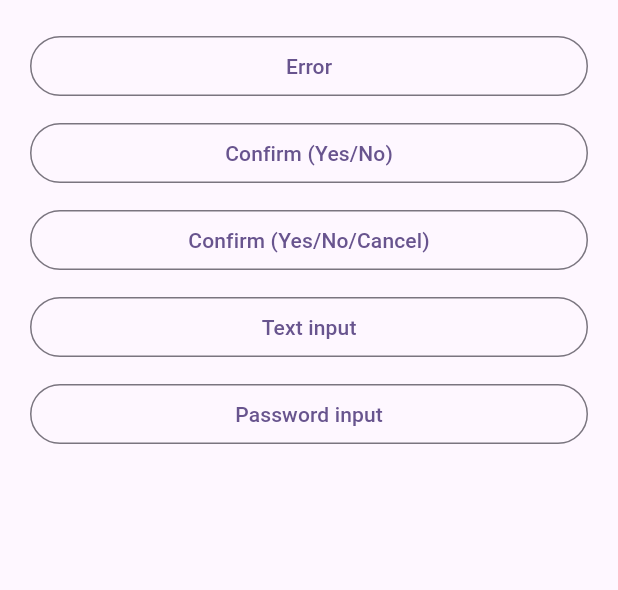
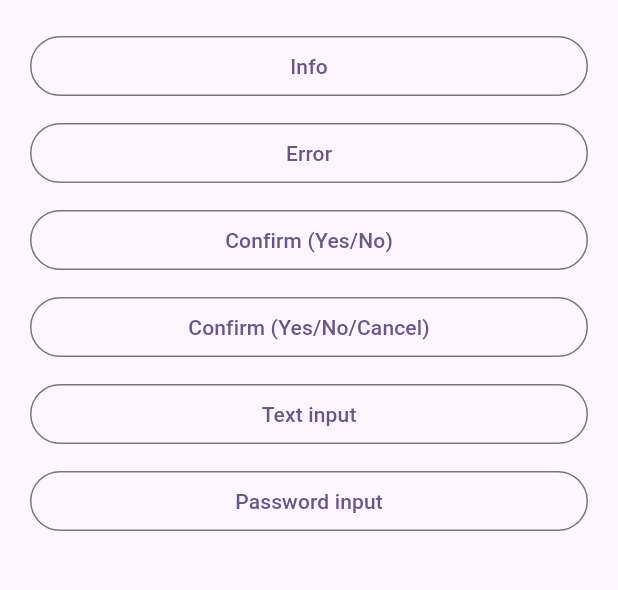
Before and after one commit to flutter-cavalry/fc_quick_dialog, a Flutter app: the screen it shows after launch, on a phone screen of 412 x 824 dp, the part 84-674 px from its top. Run offline on Flutter 3.47's test engine with Material 3 defaults, Android fonts, the phone set to English and light mode, and no system bars.

Commit message:
Rename .standard to .info

```diff
--- a/example/lib/main.dart
+++ b/example/lib/main.dart
@@ -80,6 +80,13 @@ class _MyHomePageState extends State<MyHomePage> {
           children: [
             OutlinedButton(
                 onPressed: () async {
+                  await FcQuickDialog.info(context,
+                      title: 'Info', content: 'Hello, World!', okText: 'OK');
+                },
+                child: const Text('Info')),
+            const SizedBox(height: 10),
+            OutlinedButton(
+                onPressed: () async {
                   await FcQuickDialog.error(context,
                       error: 'Exception: Test plugin error',
                       title: 'Error',
@@ -97,7 +104,7 @@ class _MyHomePageState extends State<MyHomePage> {
                   if (!context.mounted) {
                     return;
                   }
-                  await FcQuickDialog.standard(context,
+                  await FcQuickDialog.info(context,
                       title: 'Info',
                       okText: 'OK',
                       content: 'You selected "${_resultToString(result)}"');
@@ -115,7 +122,7 @@ class _MyHomePageState extends State<MyHomePage> {
                   if (!context.mounted) {
                     return;
                   }
-                  await FcQuickDialog.standard(context,
+                  await FcQuickDialog.info(context,
                       title: 'Info',
                       okText: 'OK',
                       content: 'You selected "${_resultToString(result)}"');
@@ -134,7 +141,7 @@ class _MyHomePageState extends State<MyHomePage> {
                   if (!context.mounted) {
                     return;
                   }
-                  await FcQuickDialog.standard(context,
+                  await FcQuickDialog.info(context,
                       title: 'Info',
                       okText: 'OK',
                       content: 'You entered "$result"');
@@ -153,7 +160,7 @@ class _MyHomePageState extends State<MyHomePage> {
                   if (!context.mounted) {
                     return;
                   }
-                  await FcQuickDialog.standard(context,
+                  await FcQuickDialog.info(context,
                       title: 'Info',
                       okText: 'OK',
                       content: 'You entered "$result"');
--- a/lib/src/fc_quick_dialog.dart
+++ b/lib/src/fc_quick_dialog.dart
@@ -5,7 +5,7 @@ const _dartExpPrefix = 'Exception: ';
 
 class FcQuickDialog {
   /// Shows a standard alert dialog with [title], [content] and [okText].
-  static Future<void> standard(BuildContext context,
+  static Future<void> info(BuildContext context,
       {required String? title, String? content, required String okText}) async {
     if (!context.mounted) {
       return;
--- a/pubspec.yaml
+++ b/pubspec.yaml
@@ -1,6 +1,6 @@
 name: fc_quick_dialog
 description: "Quick and simple dialogs like JavaScript's `alert`, `confirm` and `prompt`."
-version: 0.0.1
+version: 0.0.2
 homepage: https://github.com/flutter-cavalry/fc_quick_dialog
 
 environment:
```
Also changed, not shown: 1 other file.
